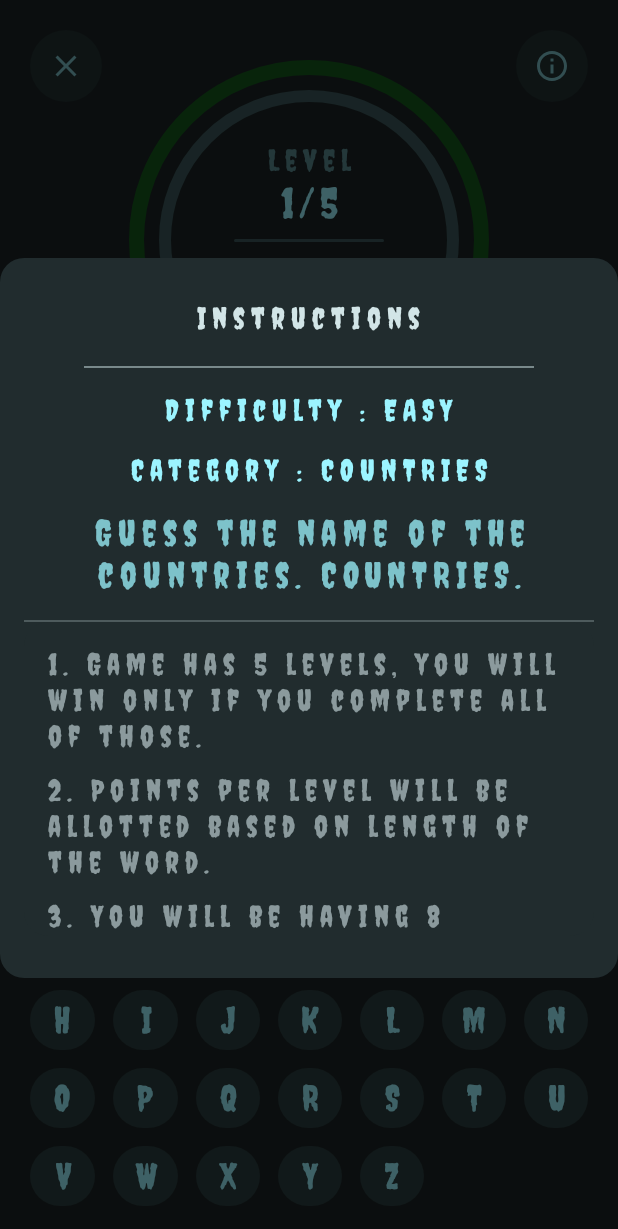
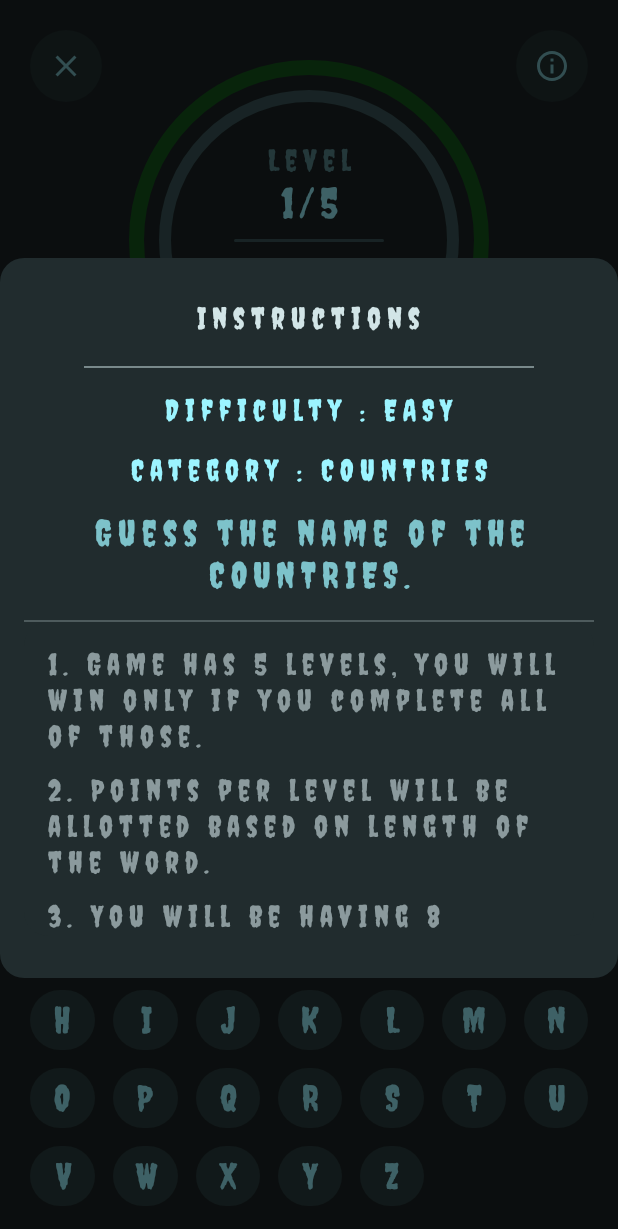
Before and after one commit to RajashekarRaju/hangman-compose, an Android app built with Jetpack Compose: the GameScreen screen opened through its navigation route, after a tap on "Open game instructions dialog.", on a phone screen of 412 x 824 dp. Shown: the top 1229 px of the screen. Run offline under Robolectric (Android 15) with nearby library versions, the phone set to English and light mode, and no system bars; our stand-ins replace Timber, constraintlayout-compose, livedata-compose.

Commit message:
Made UI changes to HistoryScreen.kt, Removed default ripple effect from radio buttons selecting categories. Added few animations to OnBoarding screen. Made corrections to dialog instructions text elements. Updated incorrect string values.

```diff
--- a/app/src/main/java/com/hangman/hangman/ui/onboarding/OnBoardingScreen.kt
+++ b/app/src/main/java/com/hangman/hangman/ui/onboarding/OnBoardingScreen.kt
@@ -1,9 +1,6 @@
 package com.hangman.hangman.ui.onboarding
 
-import androidx.compose.foundation.BorderStroke
-import androidx.compose.foundation.ExperimentalFoundationApi
-import androidx.compose.foundation.Image
-import androidx.compose.foundation.background
+import androidx.compose.foundation.*
 import androidx.compose.foundation.layout.*
 import androidx.compose.foundation.lazy.LazyColumn
 import androidx.compose.foundation.shape.CircleShape
@@ -17,7 +14,9 @@ import androidx.compose.runtime.mutableStateOf
 import androidx.compose.runtime.saveable.rememberSaveable
 import androidx.compose.ui.Alignment
 import androidx.compose.ui.Modifier
+import androidx.compose.ui.draw.rotate
 import androidx.compose.ui.graphics.Color
+import androidx.compose.ui.graphics.ColorFilter
 import androidx.compose.ui.layout.ContentScale
 import androidx.compose.ui.res.painterResource
 import androidx.compose.ui.res.stringResource
@@ -30,7 +29,8 @@ import androidx.compose.ui.unit.dp
 import androidx.compose.ui.unit.sp
 import com.hangman.hangman.R
 import com.hangman.hangman.ui.game.GameInstructionsInfoDialog
-import org.koin.androidx.compose.getViewModel
+import com.hangman.hangman.utils.createInfiniteRepeatableRotateAnimation
+
 
 /**
  * Default screen first visible to the player.
@@ -40,11 +40,9 @@ import org.koin.androidx.compose.getViewModel
 fun OnBoardingScreen(
     navigateToGameScreen: () -> Unit,
     navigateToHistoryScreen: () -> Unit,
+    viewModel: OnBoardingViewModel,
     finishActivity: () -> Unit,
 ) {
-    // Create ViewModel instance with koin.
-    val viewModel = getViewModel<OnBoardingViewModel>()
-
     Surface(
         color = MaterialTheme.colors.background,
     ) {
@@ -53,10 +51,11 @@ fun OnBoardingScreen(
         ) {
             // Full screen occupying background image.
             Image(
-                painter = painterResource(id = R.drawable.bg_dodge),
+                painter = painterResource(id = R.drawable.game_background),
                 contentDescription = stringResource(R.string.cd_image_screen_bg),
                 modifier = Modifier.fillMaxSize(),
                 contentScale = ContentScale.Crop,
+                alpha = 0.1f
             )
 
             // Main screen content
@@ -89,7 +88,7 @@ private fun OnBoardingScreenContent(
         horizontalAlignment = Alignment.CenterHorizontally,
         modifier = Modifier.fillMaxSize()
     ) {
-        // Display full screen background image.
+        // Displays hanging rope image on top of screen.
         FullScreenGameBackground()
 
         // Tagline for the game.
@@ -163,7 +162,8 @@ private fun FullScreenGameBackground() {
     Image(
         painter = painterResource(id = R.drawable.rope_with_title),
         contentDescription = stringResource(R.string.cd_game_banner),
-        modifier = Modifier.size(220.dp)
+        modifier = Modifier.size(220.dp),
+        colorFilter = ColorFilter.tint(color = MaterialTheme.colors.primary)
     )
 }
 
@@ -223,10 +223,13 @@ private fun PlayGameButton(
             navigateToGameScreen()
         },
     ) {
+
         Icon(
             painter = painterResource(id = R.drawable.skull),
             contentDescription = stringResource(R.string.cd_play_game_button),
-            modifier = Modifier.size(20.dp)
+            modifier = Modifier
+                .size(20.dp)
+                .rotate(createInfiniteRepeatableRotateAnimation())
         )
 
         Spacer(modifier = Modifier.width(16.dp))
@@ -257,7 +260,14 @@ private fun ExitGameButton(
         Icon(
             painter = painterResource(id = R.drawable.demon),
             contentDescription = stringResource(R.string.cd_exit_game),
-            modifier = Modifier.size(28.dp)
+            modifier = Modifier
+                .size(28.dp)
+                .rotate(
+                    createInfiniteRepeatableRotateAnimation(
+                        initialValue = 360f,
+                        targetValue = 0f
+                    )
+                )
         )
 
         Spacer(modifier = Modifier.width(16.dp))
--- a/app/src/main/java/com/hangman/hangman/utils/AnimationUtils.kt
+++ b/app/src/main/java/com/hangman/hangman/utils/AnimationUtils.kt
@@ -1,10 +1,20 @@
 package com.hangman.hangman.utils
 
-import androidx.compose.animation.*
-import androidx.compose.animation.core.MutableTransitionState
-import androidx.compose.animation.core.tween
+import androidx.compose.animation.AnimatedVisibility
+import androidx.compose.animation.core.*
+import androidx.compose.animation.slideInVertically
+import androidx.compose.foundation.Canvas
+import androidx.compose.foundation.layout.fillMaxSize
+import androidx.compose.material.MaterialTheme
 import androidx.compose.runtime.Composable
+import androidx.compose.runtime.getValue
 import androidx.compose.runtime.remember
+import androidx.compose.ui.Modifier
+import androidx.compose.ui.geometry.Offset
+import androidx.compose.ui.graphics.Color
+import androidx.compose.ui.graphics.PathEffect
+import androidx.compose.ui.graphics.drawscope.Stroke
+import androidx.compose.ui.graphics.graphicsLayer
 import androidx.compose.ui.platform.LocalDensity
 import androidx.compose.ui.unit.Dp
 
@@ -36,3 +46,78 @@ fun ApplyAnimatedVisibility(
         content = { content() }
     )
 }
+
+/**
+ * Infinitely repeatable animation which rotates any element on applied.
+ */
+@Composable
+fun createInfiniteRepeatableRotateAnimation(
+    initialValue: Float = 0f,
+    targetValue: Float = 360f,
+    repeatMode: RepeatMode = RepeatMode.Restart,
+    durationMillis: Int = 5000,
+    delayMillis: Int = 0,
+    easing: Easing = LinearEasing
+): Float {
+    val infiniteRotateAnim = rememberInfiniteTransition()
+
+    val rotateAnimation by infiniteRotateAnim.animateFloat(
+        initialValue = initialValue,
+        targetValue = targetValue,
+        animationSpec = infiniteRepeatable(
+            repeatMode = repeatMode,
+            animation = tween(
+                durationMillis = durationMillis,
+                delayMillis = delayMillis,
+                easing = easing
+            )
+        )
+    )
+
+    return rotateAnimation
+}
+
+/**
+ * Infinitely draws circles to create path of sparks on the canvas.
+ * Needs rework, iterate once only.
+ */
+@Composable
+fun SparkAnimateGuessedLetter(
+    sparkColor: Color = MaterialTheme.colors.primary.copy(0.50f)
+) {
+    val infiniteTransition = rememberInfiniteTransition()
+    val scale: Float by infiniteTransition.animateFloat(
+        initialValue = 0f,
+        targetValue = 12f,
+        animationSpec = infiniteRepeatable(
+            animation = tween(2000),
+            repeatMode = RepeatMode.Restart
+        )
+    )
+
+    Canvas(
+        modifier = Modifier
+            .fillMaxSize()
+            .graphicsLayer {
+                scaleX = scale
+                scaleY = scale
+            }
+    ) {
+        val canvasWidth = size.width
+        val canvasHeight = size.height
+        drawCircle(
+            color = sparkColor,
+            center = Offset(
+                x = canvasWidth / 2,
+                y = canvasHeight / 2
+            ),
+            radius = size.minDimension / 4,
+            style = Stroke(
+                width = 12f,
+                pathEffect = PathEffect.dashPathEffect(
+                    intervals = floatArrayOf(6f, 12f),
+                )
+            )
+        )
+    }
+}
--- a/app/src/main/res/values/strings.xml
+++ b/app/src/main/res/values/strings.xml
@@ -28,7 +28,7 @@
     <string name="dialog_game_lost_title">\n\nYou Lost\n\n</string>
     <string name="dialog_game_lost_word">The word you didn\'t guess was\n\n</string>
     <string name="dialog_game_instructions_title">Instructions</string>
-    <string name="dialog_game_instructions_subtitle">Guess the name of the countries.</string>
+    <string name="dialog_game_instructions_subtitle">Guess the name of the </string>
     <string name="cd_game_lost_hangman_image">Hangman rope image</string>
     <string name="cd_close_game_icon">Click to exit game.</string>
 
```
Also changed, not shown: app/src/main/java/com/hangman/hangman/ui/history/HistoryScreen.kt (+15 -12 lines), app/src/main/java/com/hangman/hangman/ui/onboarding/ChooseGameCategoryDialog.kt (+5 -5 lines).
